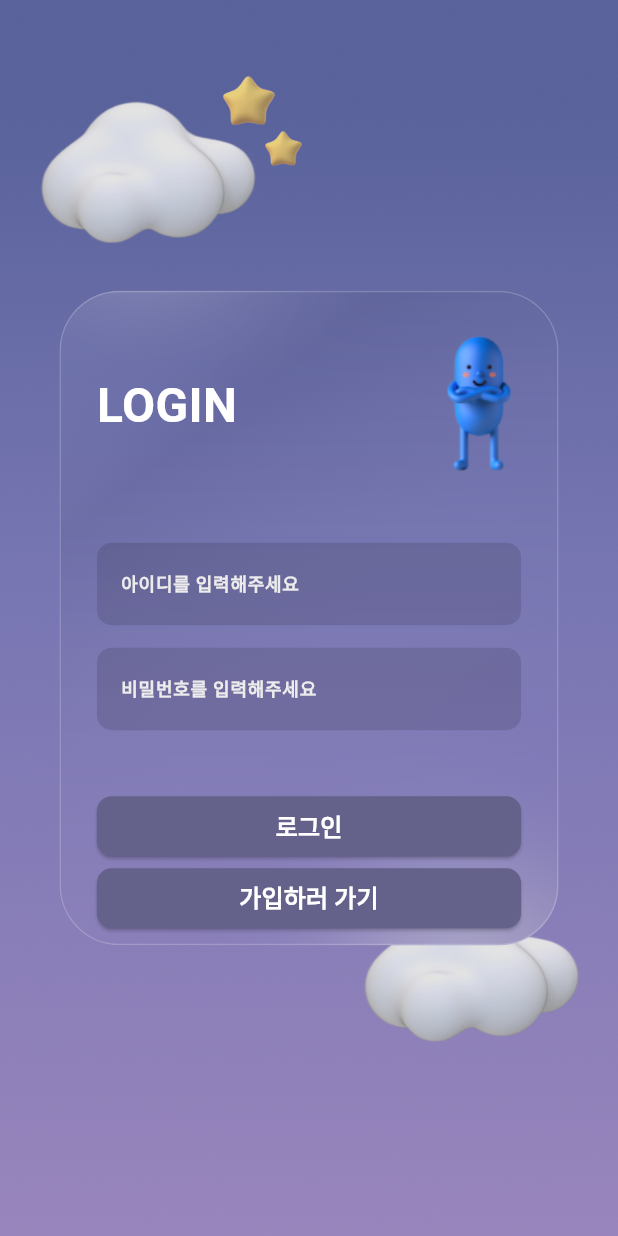
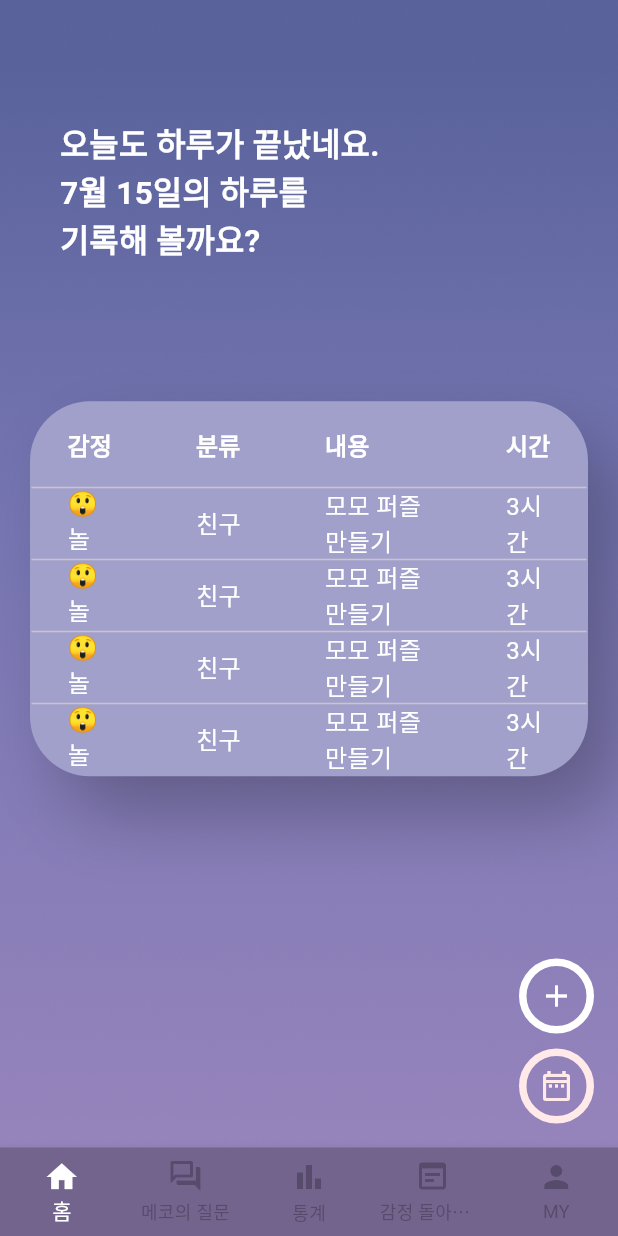
Before and after one commit to hackathon1team/hackathon1_app, a Flutter app: the screen it shows after launch, on a phone screen of 412 x 824 dp. Run offline on Flutter 3.47's test engine with Material 3 defaults, Android fonts, the light colour scheme and no system bars; drawn by our look-alikes of glassmorphism_ui.

Commit message:
time_ledget_screen ing

```diff
--- /dev/null
+++ b/lib/const/emoji.dart
@@ -0,0 +1,28 @@
+const Map<String, String> positiveEmoji = {
+  '😄': '기쁨',
+  '❤️': '사랑',
+  '🙏': '감사',
+  '🌟': '희망',
+  '😊': '만족',
+  '🤩': '흥분',
+};
+const Map<String, String> neutralEmoji = {
+  '😲': '놀람',
+  '😶': '무관심',
+  '😕': '혼란',
+  '🤷': '궁금함',
+  '🤔': '생각에 잠김',
+  '🌿': '평온',
+};
+const Map<String, String> negativeEmoji = {
+  '😢': '슬픔',
+  '😠': '분노',
+  '😨': '두려움',
+  '🤢': '혐오',
+  '😞': '실망',
+  '😰': '불안',
+  '😔': '외로움',
+  '😒': '질투',
+  '😓': '죄책감',
+  '😳': '수치심',
+};
--- a/lib/main.dart
+++ b/lib/main.dart
@@ -1,5 +1,6 @@
 import 'package:flutter/material.dart';
 import 'package:memory_app/screen/login_screen.dart';
+import 'package:memory_app/screen/home_screen.dart';
 
 void main() {
   runApp(const MyApp());
@@ -14,10 +15,15 @@ class MyApp extends StatelessWidget {
     return MaterialApp(
       title: 'Memory',
       theme: ThemeData(
+        bottomNavigationBarTheme: BottomNavigationBarThemeData(
+          backgroundColor: Color(0xFF73648E),
+          selectedItemColor: Colors.white,
+          unselectedItemColor: Color(0xFF564B6A),
+        ),
         colorScheme: ColorScheme.fromSeed(seedColor: Colors.deepPurple),
         useMaterial3: true,
       ),
-      home: const LoginScreen(),
+      home: const HomeScreen(),
     );
   }
 }
--- /dev/null
+++ b/lib/screen/components/app_navigation_bar.dart
@@ -0,0 +1,51 @@
+import 'package:flutter/material.dart';
+
+class AppNavigationBar extends StatelessWidget {
+  final int currentIndex;
+  const AppNavigationBar({super.key, required this.currentIndex});
+
+  @override
+  Widget build(BuildContext context) {
+    return BottomNavigationBar(
+      type: BottomNavigationBarType.fixed,
+      backgroundColor: Color(0xFF73648E),
+      showSelectedLabels: true,
+      showUnselectedLabels: true,
+      selectedItemColor: Colors.white,
+      unselectedItemColor: Color(0xFF564B6A),
+      currentIndex: currentIndex,
+      items: [
+        BottomNavigationBarItem(
+            icon: Padding(
+              padding: const EdgeInsets.all(0),
+              child: Icon(Icons.home),
+            ),
+            label: '홈'),
+        BottomNavigationBarItem(
+            icon: Padding(
+              padding: const EdgeInsets.all(0),
+              child: Icon(Icons.question_answer_outlined),
+            ),
+            label: '메코의 질문'),
+        BottomNavigationBarItem(
+            icon: Padding(
+              padding: const EdgeInsets.all(0),
+              child: Icon(Icons.bar_chart),
+            ),
+            label: '통계'),
+        BottomNavigationBarItem(
+            icon: Padding(
+              padding: const EdgeInsets.all(0),
+              child: Icon(Icons.wysiwyg),
+            ),
+            label: '감정 돌아보기'),
+        BottomNavigationBarItem(
+            icon: Padding(
+              padding: const EdgeInsets.all(0),
+              child: Icon(Icons.person),
+            ),
+            label: 'MY'),
+      ],
+    );
+  }
+}
--- /dev/null
+++ b/lib/screen/home_screen.dart
@@ -0,0 +1,21 @@
+import 'package:flutter/material.dart';
+import 'package:memory_app/screen/components/app_navigation_bar.dart';
+
+import 'time_ledger_screen.dart';
+
+class HomeScreen extends StatefulWidget {
+  const HomeScreen({super.key});
+
+  @override
+  State<HomeScreen> createState() => _HomeScreenState();
+}
+
+class _HomeScreenState extends State<HomeScreen> {
+  @override
+  Widget build(BuildContext context) {
+    return Scaffold(
+      body: TimeLedgerScreen(),
+      bottomNavigationBar: AppNavigationBar(currentIndex: 0,),
+    );
+  }
+}
--- a/lib/screen/remind_question5_screen.dart
+++ b/lib/screen/remind_question5_screen.dart
@@ -3,6 +3,7 @@ import 'package:memory_app/const/colors.dart';
 import 'package:memory_app/screen/components/custom_progress_bar.dart';
 
 import 'components/custom_button.dart';
+import 'home_screen.dart';
 
 class RemindQuestion5Screen extends StatefulWidget {
   const RemindQuestion5Screen({super.key});
@@ -106,7 +107,7 @@ class _RemindQuestion5ScreenState extends State<RemindQuestion5Screen> {
                 onPressed: () => Navigator.push(
                     context,
                     MaterialPageRoute(
-                      builder: (context) => RemindQuestion5Screen(),
+                      builder: (context) => HomeScreen(),
                     )),
               ),
             ),
--- /dev/null
+++ b/lib/screen/time_ledger_screen.dart
@@ -0,0 +1,378 @@
+import 'package:flutter/material.dart';
+import 'package:memory_app/const/emoji.dart';
+
+class TimeLedgerScreen extends StatefulWidget {
+  const TimeLedgerScreen({super.key});
+
+  @override
+  State<TimeLedgerScreen> createState() => _TimeLedgerScreenState();
+}
+
+class _TimeLedgerScreenState extends State<TimeLedgerScreen> {
+  bool writed = true;
+
+  DateTime _selectedDate = DateTime.now();
+
+  Widget _writeFalse() {
+    return Stack(
+      children: [
+        Positioned(
+          top: 80,
+          left: 40,
+          child: Text(
+            _selectedDate.month == DateTime.now().month &&
+                    _selectedDate.day == DateTime.now().day
+                ? '오늘도 하루가 끝났네요.\n${_selectedDate.month.toString()}월 ${_selectedDate.day.toString()}일의 하루를\n기록해 볼까요?'
+                : '${_selectedDate.month.toString()}월 ${_selectedDate.day.toString()}일에\n작성한 가계부가 없습니다.',
+            style: TextStyle(
+              fontSize: 21,
+              color: Colors.white,
+              fontWeight: FontWeight.bold,
+            ),
+          ),
+        ),
+        Center(
+          child: Column(
+            mainAxisAlignment: MainAxisAlignment.center,
+            crossAxisAlignment: CrossAxisAlignment.center,
+            children: [
+              Text(
+                '아직 작성한 가계부가 없네요.',
+                style: TextStyle(
+                  fontSize: 21,
+                  color: Color(0xFFD3CBCB),
+                  fontWeight: FontWeight.bold,
+                ),
+              ),
+              SizedBox(
+                height: 10,
+              ),
+              ElevatedButton(
+                onPressed: () => _selectDate(context),
+                child: Text(
+                  '다른 날 데이터 보러가기',
+                  style: TextStyle(
+                    fontSize: 15,
+                    color: Color(0xFFD9AEAE),
+                    fontWeight: FontWeight.bold,
+                  ),
+                ),
+                style: ElevatedButton.styleFrom(
+                  padding: const EdgeInsets.symmetric(horizontal: 10),
+                  backgroundColor: Color(0xFF8787B7),
+                  shape: RoundedRectangleBorder(
+                    borderRadius: BorderRadius.circular(10),
+                  ),
+                ),
+              ),
+              SizedBox(
+                height: 10,
+              ),
+              Image.asset('assets/character/character1.png'),
+            ],
+          ),
+        ),
+      ],
+    );
+  }
+
+  Widget _writeTrue() {
+    final TextStyle _columnStyle = TextStyle(
+        fontSize: 16, fontWeight: FontWeight.bold, color: Colors.white);
+    final TextStyle _rowStyle = TextStyle(
+        fontSize: 16, fontWeight: FontWeight.normal, color: Colors.white);
+
+    return Stack(
+      children: [
+        Positioned(
+          top: 80,
+          left: 40,
+          child: Text(
+            _selectedDate.month == DateTime.now().month &&
+                    _selectedDate.day == DateTime.now().day
+                ? '오늘도 하루가 끝났네요.\n${_selectedDate.month.toString()}월 ${_selectedDate.day.toString()}일의 하루를\n기록해 볼까요?'
+                : '${_selectedDate.month.toString()}월 ${_selectedDate.day.toString()}일 시간 가계부 입니다.',
+            style: TextStyle(
+              fontSize: 21,
+              color: Colors.white,
+              fontWeight: FontWeight.bold,
+            ),
+          ),
+        ),
+        Padding(
+          padding: const EdgeInsets.symmetric(horizontal: 20, vertical: 80),
+          child: Column(
+            mainAxisAlignment: MainAxisAlignment.center,
+            crossAxisAlignment: CrossAxisAlignment.stretch,
+            children: [
+              SizedBox(
+                height: 10,
+              ),
+              _selectedDate.month != DateTime.now().month ||
+                      _selectedDate.day != DateTime.now().day
+                  ? Align(
+                      alignment: Alignment.centerLeft,
+                      child: ElevatedButton(
+                        onPressed: () {
+                          setState(() {
+                            _selectedDate = DateTime.now();
+                          });
+                        },
+                        child: Text(
+                          '오늘로 돌아가기',
+                          style: TextStyle(
+                            fontSize: 15,
+                            color: Color(0xFFD9AEAE),
+                            fontWeight: FontWeight.bold,
+                          ),
+                        ),
+                        style: ElevatedButton.styleFrom(
+                          padding: const EdgeInsets.symmetric(horizontal: 20),
+                          backgroundColor: Color(0xFF777DAA),
+                          shape: RoundedRectangleBorder(
+                            borderRadius: BorderRadius.circular(10),
+                          ),
+                          tapTargetSize: MaterialTapTargetSize.shrinkWrap,
+                          // 버튼 크기 줄이기
+                          minimumSize: Size(0, 36), // 최소 높이 설정
+                        ),
+                      ),
+                    )
+                  : Container(),
+              SizedBox(
+                height: 10,
+              ),
+              Container(
+                decoration: BoxDecoration(
+                  color: Color(0xFFA1A0CA),
+                  borderRadius: BorderRadius.circular(40),
+                  boxShadow: [
+                    BoxShadow(
+                      color: Colors.black.withOpacity(0.25),
+                      offset: Offset(20, 25),
+                      blurRadius: 40,
+                    ),
+                  ],
+                ),
+                child: DataTable(
+                  decoration: BoxDecoration(
+                    border: Border.all(color: Colors.transparent),
+                  ),
+                  columns: [
+                    DataColumn(
+                      label: Text(
+                        '감정',
+                        style: _columnStyle,
+                      ),
+                    ),
+                    DataColumn(
+                      label: Text(
+                        '분류',
+                        style: _columnStyle,
+                      ),
+                    ),
+                    DataColumn(
+                      label: Text(
+                        '내용',
+                        style: _columnStyle,
+                      ),
+                    ),
+                    DataColumn(
+                      label: Text(
+                        '시간',
+                        style: _columnStyle,
+                      ),
+                    ),
+                  ],
+                  rows: [
+                    DataRow(
+                      cells: [
+                        DataCell(
+                          Text(
+                            '😲${neutralEmoji['😲']}',
+                            style: _rowStyle,
+                          ),
+                        ),
+                        DataCell(
+                          Text(
+                            '친구',
+                            style: _rowStyle,
+                          ),
+                        ),
+                        DataCell(
+                          Text(
+                            '모모 퍼즐 만들기',
+                            style: _rowStyle,
+                          ),
+                        ),
+                        DataCell(
+                          Text(
+                            '3시간',
+                            style: _rowStyle,
+                          ),
+                        ),
+                      ],
+                    ),
+                    DataRow(
+                      cells: [
+                        DataCell(
+                          Text(
+                            '😲${neutralEmoji['😲']}',
+                            style: _rowStyle,
+                          ),
+                        ),
+                        DataCell(
+                          Text(
+                            '친구',
+                            style: _rowStyle,
+                          ),
+                        ),
+                        DataCell(
+                          Text(
+                            '모모 퍼즐 만들기',
+                            style: _rowStyle,
+                          ),
+                        ),
+                        DataCell(
+                          Text(
+                            '3시간',
+                            style: _rowStyle,
+                          ),
+                        ),
+                      ],
+                    ),
+                    DataRow(
+                      cells: [
+                        DataCell(
+                          Text(
+                            '😲${neutralEmoji['😲']}',
+                            style: _rowStyle,
+                          ),
+                        ),
+                        DataCell(
+                          Text(
+                            '친구',
+                            style: _rowStyle,
+                          ),
+                        ),
+                        DataCell(
+                          Text(
+                            '모모 퍼즐 만들기',
+                            style: _rowStyle,
+                          ),
+                        ),
+                        DataCell(
+                          Text(
+                            '3시간',
+                            style: _rowStyle,
+                          ),
+                        ),
+                      ],
+                    ),
+                    DataRow(
+                      cells: [
+                        DataCell(
+                          Text(
+                            '😲${neutralEmoji['😲']}',
+                            style: _rowStyle,
+                          ),
+                        ),
+                        DataCell(
+                          Text(
+                            '친구',
+                            style: _rowStyle,
+                          ),
+                        ),
+                        DataCell(
+                          Text(
+                            '모모 퍼즐 만들기',
+                            style: _rowStyle,
+                          ),
+                        ),
+                        DataCell(
+                          Text(
+                            '3시간',
+                            style: _rowStyle,
+                          ),
+                        ),
+                      ],
+                    ),
+                  ],
+                ),
+              ),
+            ],
+          ),
+        ),
+      ],
+    );
+  }
+
+  Future<void> _selectDate(BuildContext context) async {
+    final DateTime? pickedDate = await showDatePicker(
+      context: context,
+      initialDate: _selectedDate,
+      firstDate: DateTime(2000),
+      lastDate: DateTime(2101),
+    );
+    if (pickedDate != null && pickedDate != _selectedDate)
+      setState(() {
+        _selectedDate = pickedDate;
+      });
+  }
+
+  @override
+  Widget build(BuildContext context) {
+    return Scaffold(
+      body: Container(
+        decoration: BoxDecoration(
+          image: DecorationImage(
+            image: AssetImage('assets/background/background6.png'),
+            fit: BoxFit.cover,
+          ),
+        ),
+        child: writed ? _writeTrue() : _writeFalse(),
+      ),
+      floatingActionButton: Column(
+        mainAxisAlignment: MainAxisAlignment.end,
+        children: [
+          _selectedDate.month == DateTime.now().month &&
+                  _selectedDate.day == DateTime.now().day
+              ? Container(
+                  width: 50,
+                  height: 50,
+                  decoration: BoxDecoration(
+                    borderRadius: BorderRadius.circular(40),
+                    border: Border.all(color: Colors.white, width: 5),
+                  ),
+                  child: FloatingActionButton(
+                    onPressed: () {},
+                    backgroundColor: Colors.transparent,
+                    foregroundColor: Colors.white,
+                    elevation: 0,
+                    child: Icon(Icons.add_outlined),
+                  ),
+                )
+              : Container(),
+          SizedBox(
+            height: 10,
+          ),
+          Container(
+            width: 50,
+            height: 50,
+            decoration: BoxDecoration(
+              borderRadius: BorderRadius.circular(40),
+              border: Border.all(color: Color(0xFFFFE9E9), width: 5),
+            ),
+            child: FloatingActionButton(
+              onPressed: () => _selectDate(context),
+              backgroundColor: Colors.transparent,
+              foregroundColor: Color(0xFFFFE9E9),
+              elevation: 0,
+              child: Icon(Icons.date_range_outlined),
+            ),
+          ),
+        ],
+      ),
+    );
+  }
+}
```
Also changed, not shown: lib/screen/register_screen2.dart (+14 -10 lines), assets/background/background6.png (added).
